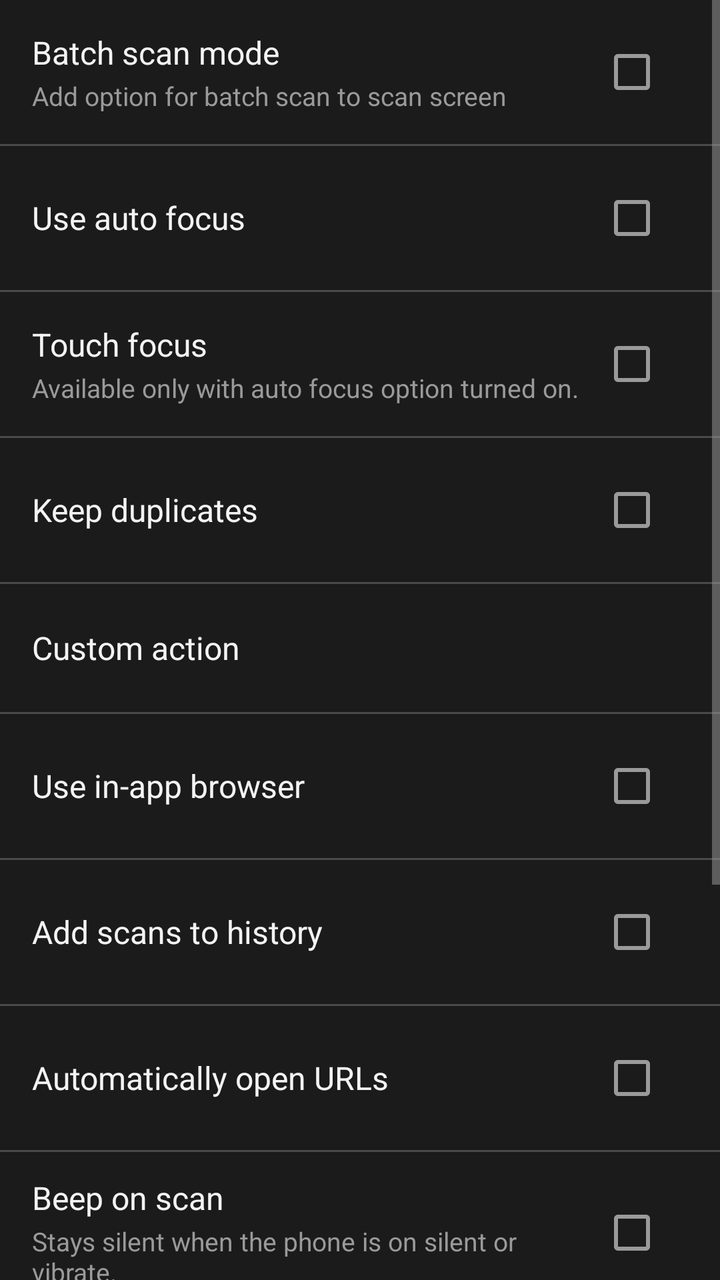
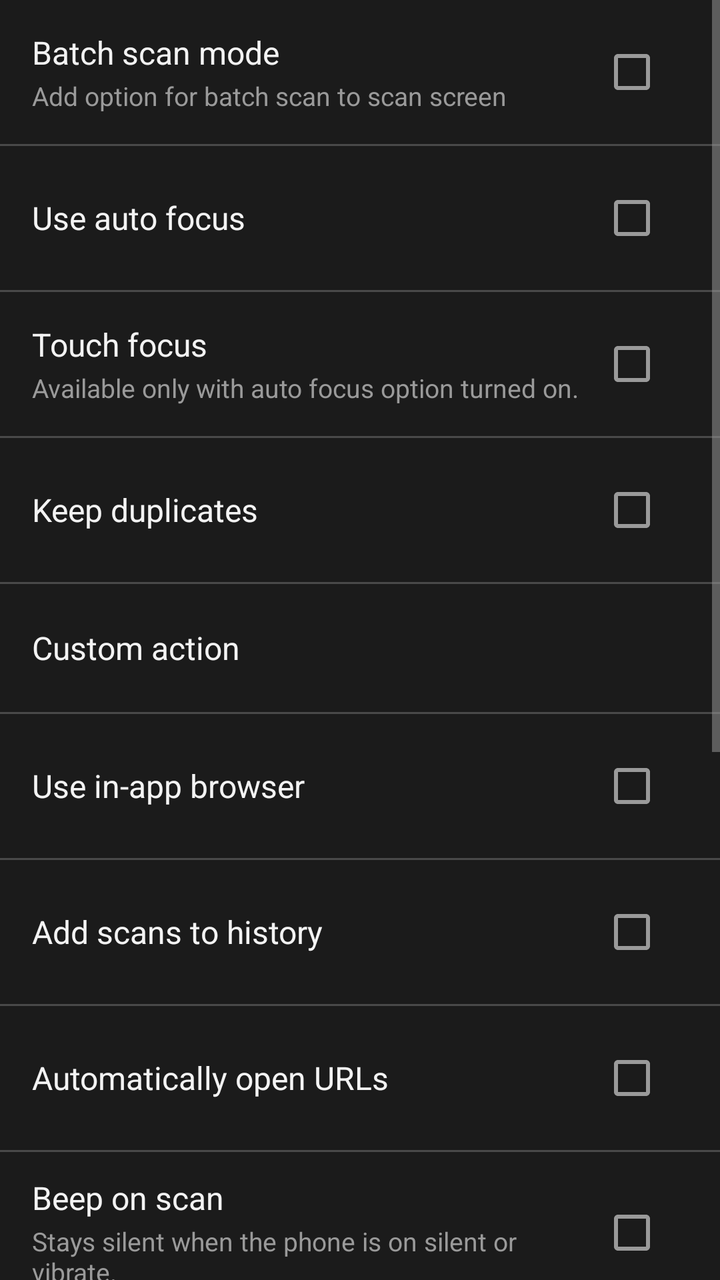

Compare the two renders of this Android layout. The source of the first and the diff that turns it into the second are given below.
<!-- AndroidManifest.xml: application theme Theme.QrScanner -->
<!-- res/layout/layout_settings.xml -->
<?xml version="1.0" encoding="utf-8"?>
<ScrollView xmlns:android="http://schemas.android.com/apk/res/android"
    android:layout_width="match_parent"
    android:layout_height="match_parent"
    android:background="@color/windowBackground">

    <LinearLayout
        android:layout_width="match_parent"
        android:layout_height="wrap_content"
        android:orientation="vertical">

        <LinearLayout
            android:id="@+id/rowBatch"
            style="@style/SettingsRow">

            <LinearLayout
                android:layout_width="0dp"
                android:layout_height="wrap_content"
                android:layout_weight="1"
                android:orientation="vertical">

                <TextView
                    style="@style/SettingsTitle"
                    android:text="@string/batch_scan_mode" />
                <TextView
                    style="@style/SettingsSub"
                    android:text="@string/batch_scan_subtitle" />
            </LinearLayout>

            <CheckBox
                android:id="@+id/checkBatch"
                android:layout_width="wrap_content"
                android:layout_height="wrap_content"
                android:clickable="false"
                android:focusable="false" />
        </LinearLayout>
        <View
            android:layout_width="match_parent"
            android:layout_height="1dp"
            android:background="@color/divider" />

        <LinearLayout
            android:id="@+id/rowAutofocus"
            style="@style/SettingsRow">

            <LinearLayout
                android:layout_width="0dp"
                android:layout_height="wrap_content"
                android:layout_weight="1"
                android:orientation="vertical">

                <TextView
                    style="@style/SettingsTitle"
                    android:text="@string/use_auto_focus" />
            </LinearLayout>

            <CheckBox
                android:id="@+id/checkAutofocus"
                android:layout_width="wrap_content"
                android:layout_height="wrap_content"
                android:clickable="false"
                android:focusable="false" />
        </LinearLayout>
        <View
            android:layout_width="match_parent"
            android:layout_height="1dp"
            android:background="@color/divider" />

        <LinearLayout
            android:id="@+id/rowTouch"
            style="@style/SettingsRow">

            <LinearLayout
                android:layout_width="0dp"
                android:layout_height="wrap_content"
                android:layout_weight="1"
                android:orientation="vertical">

                <TextView
                    style="@style/SettingsTitle"
                    android:text="@string/touch_focus" />
                <TextView
                    style="@style/SettingsSub"
                    android:text="@string/touch_focus_subtitle" />
            </LinearLayout>

            <CheckBox
                android:id="@+id/checkTouch"
                android:layout_width="wrap_content"
                android:layout_height="wrap_content"
                android:clickable="false"
                android:focusable="false" />
        </LinearLayout>
        <View
            android:layout_width="match_parent"
            android:layout_height="1dp"
            android:background="@color/divider" />

        <LinearLayout
            android:id="@+id/rowDuplicates"
            style="@style/SettingsRow">

            <LinearLayout
                android:layout_width="0dp"
                android:layout_height="wrap_content"
                android:layout_weight="1"
                android:orientation="vertical">

                <TextView
                    style="@style/SettingsTitle"
                    android:text="@string/keep_duplicates" />
            </LinearLayout>

            <CheckBox
                android:id="@+id/checkDuplicates"
                android:layout_width="wrap_content"
                android:layout_height="wrap_content"
                android:clickable="false"
                android:focusable="false" />
        </LinearLayout>
        <View
            android:layout_width="match_parent"
            android:layout_height="1dp"
            android:background="@color/divider" />

        <LinearLayout
            android:id="@+id/rowCustom"
            style="@style/SettingsRow">

            <LinearLayout
                android:layout_width="0dp"
                android:layout_height="wrap_content"
                android:layout_weight="1"
                android:orientation="vertical">

                <TextView
                    style="@style/SettingsTitle"
                    android:text="@string/custom_action" />
            </LinearLayout>

            <TextView
                android:id="@+id/valueCustom"
                style="@style/SettingsValue" />
        </LinearLayout>
        <View
            android:layout_width="match_parent"
            android:layout_height="1dp"
            android:background="@color/divider" />

        <LinearLayout
            android:id="@+id/rowBrowser"
            style="@style/SettingsRow">

            <LinearLayout
                android:layout_width="0dp"
                android:layout_height="wrap_content"
                android:layout_weight="1"
                android:orientation="vertical">

                <TextView
                    style="@style/SettingsTitle"
                    android:text="@string/use_in_app_browser" />
            </LinearLayout>

            <CheckBox
                android:id="@+id/checkBrowser"
                android:layout_width="wrap_content"
                android:layout_height="wrap_content"
                android:clickable="false"
                android:focusable="false" />
        </LinearLayout>
        <View
            android:layout_width="match_parent"
            android:layout_height="1dp"
            android:background="@color/divider" />

        <LinearLayout
            android:id="@+id/rowAddHistory"
            style="@style/SettingsRow">

            <LinearLayout
                android:layout_width="0dp"
                android:layout_height="wrap_content"
                android:layout_weight="1"
                android:orientation="vertical">

                <TextView
                    style="@style/SettingsTitle"
                    android:text="@string/add_scans_to_history" />
            </LinearLayout>

            <CheckBox
                android:id="@+id/checkAddHistory"
                android:layout_width="wrap_content"
                android:layout_height="wrap_content"
                android:clickable="false"
                android:focusable="false" />
        </LinearLayout>
        <View
            android:layout_width="match_parent"
            android:layout_height="1dp"
            android:background="@color/divider" />

        <LinearLayout
            android:id="@+id/rowAutoOpen"
            style="@style/SettingsRow">

            <LinearLayout
                android:layout_width="0dp"
                android:layout_height="wrap_content"
                android:layout_weight="1"
                android:orientation="vertical">

                <TextView
                    style="@style/SettingsTitle"
                    android:text="@string/auto_open_urls" />
            </LinearLayout>

            <CheckBox
                android:id="@+id/checkAutoOpen"
                android:layout_width="wrap_content"
                android:layout_height="wrap_content"
                android:clickable="false"
                android:focusable="false" />
        </LinearLayout>
        <View
            android:layout_width="match_parent"
            android:layout_height="1dp"
            android:background="@color/divider" />

        <LinearLayout
            android:id="@+id/rowSound"
            style="@style/SettingsRow">

            <LinearLayout
                android:layout_width="0dp"
                android:layout_height="wrap_content"
                android:layout_weight="1"
                android:orientation="vertical">

                <TextView
                    style="@style/SettingsTitle"
                    android:text="@string/sound_on_scan" />
                <TextView
                    style="@style/SettingsSub"
                    android:text="@string/sound_on_scan_subtitle" />
            </LinearLayout>

            <CheckBox
                android:id="@+id/checkSound"
                android:layout_width="wrap_content"
                android:layout_height="wrap_content"
                android:clickable="false"
                android:focusable="false" />
        </LinearLayout>
        <View
            android:layout_width="match_parent"
            android:layout_height="1dp"
            android:background="@color/divider" />

        <LinearLayout
            android:id="@+id/rowVibrate"
            style="@style/SettingsRow">

            <LinearLayout
                android:layout_width="0dp"
                android:layout_height="wrap_content"
                android:layout_weight="1"
                android:orientation="vertical">

                <TextView
                    style="@style/SettingsTitle"
                    android:text="@string/vibrate_on_scan" />
            </LinearLayout>

            <CheckBox
                android:id="@+id/checkVibrate"
                android:layout_width="wrap_content"
                android:layout_height="wrap_content"
                android:clickable="false"
                android:focusable="false" />
        </LinearLayout>
        <View
            android:layout_width="match_parent"
            android:layout_height="1dp"
            android:background="@color/divider" />

        <LinearLayout
            android:id="@+id/rowCamera"
            style="@style/SettingsRow">

            <LinearLayout
                android:layout_width="0dp"
                android:layout_height="wrap_content"
                android:layout_weight="1"
                android:orientation="vertical">

                <TextView
                    style="@style/SettingsTitle"
                    android:text="@string/camera" />
            </LinearLayout>

            <TextView
                android:id="@+id/valueCamera"
                style="@style/SettingsValue" />
        </LinearLayout>
        <View
            android:layout_width="match_parent"
            android:layout_height="1dp"
            android:background="@color/divider" />

        <LinearLayout
            android:id="@+id/rowEngine"
            style="@style/SettingsRow">

            <LinearLayout
                android:layout_width="0dp"
                android:layout_height="wrap_content"
                android:layout_weight="1"
                android:orientation="vertical">

                <TextView
                    style="@style/SettingsTitle"
                    android:text="@string/search_engine" />
            </LinearLayout>

            <TextView
                android:id="@+id/valueEngine"
                style="@style/SettingsValue" />
        </LinearLayout>
        <View
            android:layout_width="match_parent"
            android:layout_height="1dp"
            android:background="@color/divider" />

        <LinearLayout
            android:id="@+id/rowCountry"
            style="@style/SettingsRow">

            <LinearLayout
                android:layout_width="0dp"
                android:layout_height="wrap_content"
                android:layout_weight="1"
                android:orientation="vertical">

                <TextView
                    style="@style/SettingsTitle"
                    android:text="@string/search_country" />
            </LinearLayout>

            <TextView
                android:id="@+id/valueCountry"
                style="@style/SettingsValue" />
        </LinearLayout>
        <View
            android:layout_width="match_parent"
            android:layout_height="1dp"
            android:background="@color/divider" />
    </LinearLayout>
</ScrollView>
<!-- resources referenced by this layout -->
<resources>
  <color name="divider">#33FFFFFF</color>
  <color name="windowBackground">#1B1B1B</color>
  <string name="add_scans_to_history">Add scans to history</string>
  <string name="auto_open_urls">Automatically open URLs</string>
  <string name="batch_scan_mode">Batch scan mode</string>
  <string name="batch_scan_subtitle">Add option for batch scan to scan screen</string>
  <string name="camera">Camera</string>
  <string name="custom_action">Custom action</string>
  <string name="keep_duplicates">Keep duplicates</string>
  <string name="search_country">Search country</string>
  <string name="search_engine">Search engine</string>
  <string name="sound_on_scan">Beep on scan</string>
  <string name="sound_on_scan_subtitle">Stays silent when the phone is on silent or vibrate.</string>
  <string name="touch_focus">Touch focus</string>
  <string name="touch_focus_subtitle">Available only with auto focus option turned on.</string>
  <string name="use_auto_focus">Use auto focus</string>
  <string name="use_in_app_browser">Use in-app browser</string>
  <string name="vibrate_on_scan">Vibrate on scan</string>
  <style name="SettingsSub">
          <item name="android:layout_width">match_parent</item>
          <item name="android:layout_height">wrap_content</item>
          <item name="android:layout_marginTop">2dp</item>
          <item name="android:textColor">@color/textMuted</item>
          <item name="android:textSize">13sp</item>
          <item name="android:fontFamily">sans-serif</item>
      </style>
  <style name="SettingsTitle">
          <item name="android:layout_width">match_parent</item>
          <item name="android:layout_height">wrap_content</item>
          <item name="android:textColor">@color/textPrimary</item>
          <item name="android:textSize">16sp</item>
          <item name="android:fontFamily">sans-serif</item>
      </style>
  <color name="textMuted">#9A9A9A</color>
  <color name="textPrimary">#F3F3F3</color>
  <color name="colorPrimary">#2196F3</color>
  <color name="colorPrimaryDark">#1976D2</color>
  <color name="white">#FFFFFF</color>
  <color name="cardBackground">#2C2C2C</color>
  <color name="laser">#E53935</color>
  <style name="ThemeOverlay.App.Dialog" parent="ThemeOverlay.MaterialComponents.MaterialAlertDialog">
          <item name="colorSurface">@color/cardBackground</item>
          <item name="colorOnSurface">@color/textPrimary</item>
          <item name="android:textColorPrimary">@color/textPrimary</item>
          <item name="android:textColor">@color/textPrimary</item>
          <item name="android:background">@color/cardBackground</item>
      </style>
  <style name="Widget.App.BottomSheet.Modal" parent="Widget.MaterialComponents.BottomSheet.Modal">
          <item name="backgroundTint">@color/cardBackground</item>
          <item name="shapeAppearance">@style/ShapeAppearance.App.LargeTop</item>
      </style>
  <style name="ShapeAppearance.App.LargeTop" parent="ShapeAppearance.MaterialComponents.LargeComponent">
          <item name="cornerFamily">rounded</item>
          <item name="cornerSizeTopLeft">16dp</item>
          <item name="cornerSizeTopRight">16dp</item>
          <item name="cornerSizeBottomLeft">0dp</item>
          <item name="cornerSizeBottomRight">0dp</item>
      </style>
  <!-- unchanged entries left out for length: 4 -->
</resources>

<!-- the commit's change to res/layout/layout_settings.xml (unified diff, before → after) -->
@@ -286,6 +286,66 @@
             android:background="@color/divider" />
 
         <LinearLayout
+            android:id="@+id/rowMulti"
+            style="@style/SettingsRow">
+
+            <LinearLayout
+                android:layout_width="0dp"
+                android:layout_height="wrap_content"
+                android:layout_weight="1"
+                android:orientation="vertical">
+
+                <TextView
+                    style="@style/SettingsTitle"
+                    android:text="@string/multi_scan" />
+                <TextView
+                    style="@style/SettingsSub"
+                    android:text="@string/multi_scan_subtitle" />
+            </LinearLayout>
+
+            <CheckBox
+                android:id="@+id/checkMulti"
+                android:layout_width="wrap_content"
+                android:layout_height="wrap_content"
+                android:clickable="false"
+                android:focusable="false" />
+        </LinearLayout>
+        <View
+            android:layout_width="match_parent"
+            android:layout_height="1dp"
+            android:background="@color/divider" />
+
+        <LinearLayout
+            android:id="@+id/rowAutoScan"
+            style="@style/SettingsRow">
+
+            <LinearLayout
+                android:layout_width="0dp"
+                android:layout_height="wrap_content"
+                android:layout_weight="1"
+                android:orientation="vertical">
+
+                <TextView
+                    style="@style/SettingsTitle"
+                    android:text="@string/auto_scan" />
+                <TextView
+                    style="@style/SettingsSub"
+                    android:text="@string/auto_scan_subtitle" />
+            </LinearLayout>
+
+            <CheckBox
+                android:id="@+id/checkAutoScan"
+                android:layout_width="wrap_content"
+                android:layout_height="wrap_content"
+                android:clickable="false"
+                android:focusable="false" />
+        </LinearLayout>
+        <View
+            android:layout_width="match_parent"
+            android:layout_height="1dp"
+            android:background="@color/divider" />
+
+        <LinearLayout
             android:id="@+id/rowCamera"
             style="@style/SettingsRow">
 
<!-- resource entries referenced after the edit -->
@@ -4,11 +4,15 @@
   <color name="windowBackground">#1B1B1B</color>
   <string name="add_scans_to_history">Add scans to history</string>
   <string name="auto_open_urls">Automatically open URLs</string>
+  <string name="auto_scan">Auto scan</string>
+  <string name="auto_scan_subtitle">Opens the result as soon as a single code is detected.</string>
   <string name="batch_scan_mode">Batch scan mode</string>
   <string name="batch_scan_subtitle">Add option for batch scan to scan screen</string>
   <string name="camera">Camera</string>
   <string name="custom_action">Custom action</string>
   <string name="keep_duplicates">Keep duplicates</string>
+  <string name="multi_scan">Scan multiple codes</string>
+  <string name="multi_scan_subtitle">Draws a glowing box around every code in view. Tap one to open it.</string>
   <string name="search_country">Search country</string>
   <string name="search_engine">Search engine</string>
   <string name="sound_on_scan">Beep on scan</string>
